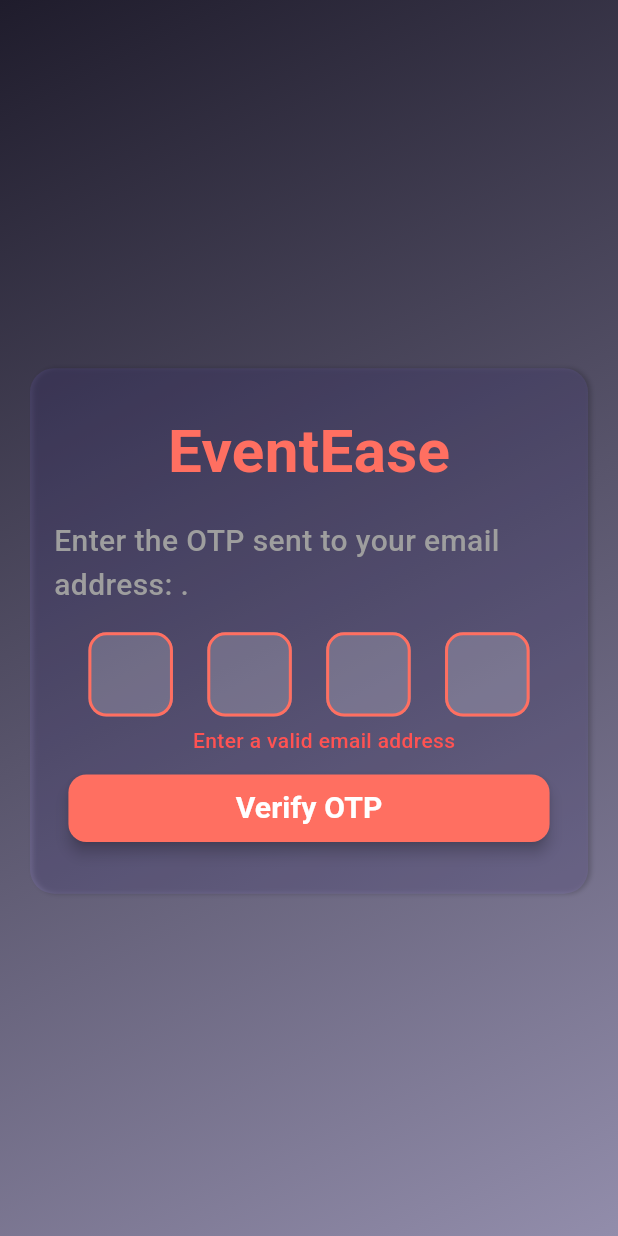
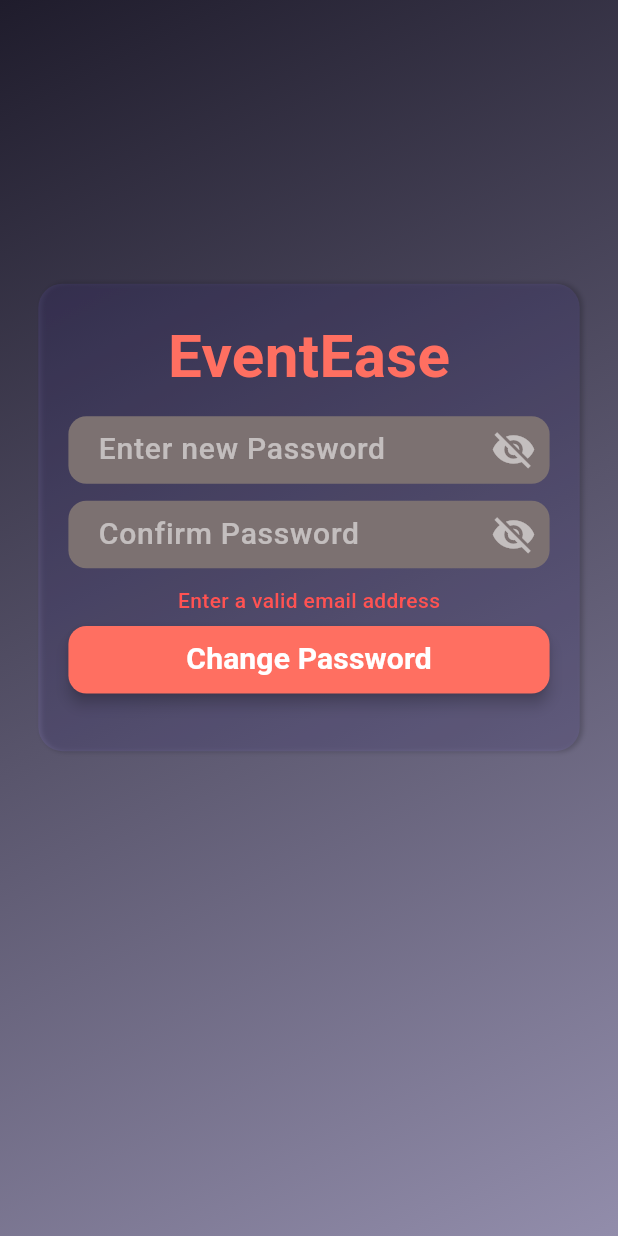
Before and after one commit to iimirzaa/event_management_system, a Flutter app: the SendOtp screen opened directly with empty values, after a tap on "Verify OTP", on a phone screen of 412 x 824 dp. Run offline on Flutter 3.47's test engine with Material 3 defaults, Android fonts, the phone set to English and light mode, and no system bars; our stand-ins replace bloc, cached_network_image, carousel_slider, dio, flutter_bloc, flutter_screenutil and 5 more; accounts and stored records are empty; network calls fail; statements that could not run were skipped.

Commit message:
Initial Commit

```diff
--- a/lib/Features/Auth/Auth_Bloc/auth_event.dart
+++ b/lib/Features/Auth/Auth_Bloc/auth_event.dart
@@ -72,3 +72,13 @@ class SendOtpClicked extends AuthEvent{
 
 }
 class ForgetPasswordGestureClicked extends AuthEvent{}
+class ChangePasswordClickedEvent extends AuthEvent{
+  final bool key;
+  final String password;
+  final String cofirmpassword;
+  ChangePasswordClickedEvent({
+    required this.key,
+    required this.password,
+    required this.cofirmpassword,
+});
+}
--- a/lib/Features/Auth/Login/login_view.dart
+++ b/lib/Features/Auth/Login/login_view.dart
@@ -67,7 +67,7 @@ class _LoginViewState extends State<LoginView> {
           );
         }
         if(state is ForgetPasswordState){
-          Navigator.push(context, MaterialPageRoute(builder: (_)=>EmailView()));
+          Navigator.push(context, MaterialPageRoute(builder: (_)=>EmailView(previous:'login')));
         }
       },
       builder: (context, state) {
--- a/lib/Features/Auth/Otp/send_otp.dart
+++ b/lib/Features/Auth/Otp/send_otp.dart
@@ -1,4 +1,5 @@
 import 'package:event_management_system/CustomWidget/Customdialogue.dart';
+import 'package:event_management_system/Features/Auth/forget_password/change_password.dart';
 import 'package:event_management_system/Scaffold_Theme/scaffold_gradient.dart';
 import 'package:flutter/material.dart';
 import 'package:event_management_system/CustomWidget/CustomButton.dart';
@@ -11,7 +12,8 @@ import '../Auth_Bloc/auth_bloc.dart';
 
 class SendOtp extends StatefulWidget {
   final String email;
-  const SendOtp({super.key, required this.email});
+  final String previous;
+  const SendOtp({super.key, required this.email,required this.previous});
 
   @override
   State<SendOtp> createState() => _SendOtpState();
@@ -53,7 +55,7 @@ class _SendOtpState extends State<SendOtp> {
   Widget build(BuildContext context) {
     return BlocConsumer<AuthBloc, AuthState>(
       listener: (context, state) async {
-        if (state is VerificationSuccessful) {
+        if (state is VerificationSuccessful && widget.previous=='signup') {
           await showDialog(
             context: context,
             builder: (_) => Customdialogue(
@@ -67,6 +69,9 @@ class _SendOtpState extends State<SendOtp> {
             context,
             MaterialPageRoute(builder: (_) => LoginView()),
           );
+        }else{
+          Navigator.pushReplacement(context,MaterialPageRoute(builder: (_)=> ChangePasswordView(previous: widget.previous,)));
+
         }
         if(state is BackendErrorState){
           showDialog(context: context, builder: (_)=>Customdialogue(icon: state.icon, text: state.errorMsg??''));
--- a/lib/Features/Auth/forget_password/change_password.dart
+++ b/lib/Features/Auth/forget_password/change_password.dart
@@ -1,3 +1,5 @@
+import 'package:event_management_system/CustomWidget/Customdialogue.dart';
+import 'package:event_management_system/Features/Auth/Login/login_view.dart';
 import 'package:event_management_system/Scaffold_Theme/scaffold_gradient.dart';
 import 'package:event_management_system/features/Auth/Otp/send_otp.dart';
 import 'package:flutter/material.dart';
@@ -10,21 +12,44 @@ import 'package:loading_animation_widget/loading_animation_widget.dart';
 import '../Auth_Bloc/auth_bloc.dart';
 
 class ChangePasswordView extends StatefulWidget {
-  const ChangePasswordView({super.key});
+  final String previous;
+  const ChangePasswordView({super.key,required this.previous});
 
   @override
   State<ChangePasswordView> createState() => _ChangePasswordView();
 }
 
 class _ChangePasswordView extends State<ChangePasswordView> {
-  final _form_key = GlobalKey<FormState>();
-  final TextEditingController _emailcontroller = TextEditingController();
+  final _formkey = GlobalKey<FormState>();
+  bool visibility = true;
+  final TextEditingController _passwordController = TextEditingController();
+  final TextEditingController _confirmPassword = TextEditingController();
   @override
   Widget build(BuildContext context) {
     return BlocConsumer<AuthBloc, AuthState>(
-      listener: (context, state) {
-        if (state is SendOtpSuccessfulState) {
-          Navigator.push(context, MaterialPageRoute(builder: (_) => SendOtp(email: _emailcontroller.text.trim(),)));
+      listener: (context, state) async{
+        if (state is ForgetPasswordState && widget.previous=='signup') {
+          await showDialog(
+          context: context,
+          builder: (_) => Customdialogue(
+            icon: Icons.check_circle,
+            text: "Sign up Successful!",
+            color: Colors.green,
+          ),
+          );
+
+          Navigator.pushReplacement(
+            context,
+            MaterialPageRoute(builder: (_) => LoginView()),
+          );
+        }else{
+          Navigator.pushReplacement(context,MaterialPageRoute(builder: (_)=> ChangePasswordView(previous: widget.previous,)));
+
+        }
+        if (state is EyeIconSignUpState) {
+          setState(() {
+            visibility = state.visibilty;
+          });
         }
       },
       builder: (context, state) {
@@ -54,7 +79,7 @@ class _ChangePasswordView extends State<ChangePasswordView> {
                           child: Padding(
                             padding: EdgeInsets.all(20.0.r),
                             child: Form(
-                              key: _form_key,
+                              key: _formkey,
                               child: Column(
                                 crossAxisAlignment: CrossAxisAlignment.center,
                                 children: [
@@ -65,9 +90,35 @@ class _ChangePasswordView extends State<ChangePasswordView> {
                                     size: 40.sp,
                                   ),
                                   SizedBox(height: 10.h),
-                                  CustomInput(hint: "Enter new Password",icon: Icons.visibility_off_outlined,),
+                                  CustomInput(
+                                    hint: "Enter new Password",
+                                    controller: _passwordController,
+                                    icon: visibility
+                                        ? Icons.visibility_off
+                                        : Icons.visibility,
+                                    obsecure: visibility,
+                                    onTap: () => context.read<AuthBloc>().add(
+                                      EyeIconSignUpClicked(
+                                        visibilty: visibility,
+                                      ),
+                                    ),
+                                  ),
                                   SizedBox(height: 10.h),
-                                  CustomInput(hint: "Confirm Password",icon: Icons.visibility_off_outlined),
+                                  CustomInput(
+                                    hint: "Confirm Password",
+                                    controller: _confirmPassword,
+                                    icon: visibility
+                                        ? Icons.visibility_off
+                                        : Icons.visibility,
+                                    obsecure: visibility,
+                                    onTap: () {
+                                      context.read<AuthBloc>().add(
+                                        EyeIconSignUpClicked(
+                                          visibilty: visibility,
+                                        ),
+                                      );
+                                    },
+                                  ),
                                   SizedBox(height: 10.h),
                                   if (state is ErrorState) ...[
                                     CustomText(
@@ -76,9 +127,7 @@ class _ChangePasswordView extends State<ChangePasswordView> {
                                       weight: FontWeight.w400,
                                     ),
                                   ],
-                                  SizedBox(
-                                    height: 5.h,
-                                  ),
+                                  SizedBox(height: 5.h),
 
                                   CustomButton(
                                     text: "Change Password",
@@ -87,10 +136,11 @@ class _ChangePasswordView extends State<ChangePasswordView> {
                                     color: Color(0xFFFF6F61),
                                     press: () {
                                       context.read<AuthBloc>().add(
-                                        SendOtpClicked(
-                                          key: _form_key.currentState!
+                                        ChangePasswordClickedEvent(
+                                          key: _formkey.currentState!
                                               .validate(),
-                                          email: _emailcontroller.text,
+                                          password: _passwordController.text,
+                                          cofirmpassword: _confirmPassword.text
                                         ),
                                       );
                                     },
@@ -121,7 +171,6 @@ class _ChangePasswordView extends State<ChangePasswordView> {
                 ),
               ),
           ],
-
         );
       },
     );
--- a/lib/Features/Auth/forget_password/email_view.dart
+++ b/lib/Features/Auth/forget_password/email_view.dart
@@ -14,7 +14,8 @@ import 'package:loading_animation_widget/loading_animation_widget.dart';
 import '../Auth_Bloc/auth_bloc.dart';
 
 class EmailView extends StatefulWidget {
-  const EmailView({super.key});
+  final String previous;
+  const EmailView({super.key,required this.previous});
 
   @override
   State<EmailView> createState() => _EmailViewState();
@@ -28,7 +29,7 @@ class _EmailViewState extends State<EmailView> {
     return BlocConsumer<AuthBloc, AuthState>(
       listener: (context, state) {
         if (state is SendOtpSuccessfulState) {
-          Navigator.push(context, MaterialPageRoute(builder: (_) => SendOtp(email: _emailcontroller.text.trim(),)));
+          Navigator.push(context, MaterialPageRoute(builder: (_) => SendOtp(email: _emailcontroller.text.trim(),previous:'forgetpassword')));
         }
       },
       builder: (context, state) {
--- a/lib/Features/Auth/signup/signup_view.dart
+++ b/lib/Features/Auth/signup/signup_view.dart
@@ -61,7 +61,7 @@ class _SignupViewState extends State<SignupView> {
 
           Navigator.pushReplacement(
             context,
-            MaterialPageRoute(builder: (_) => SendOtp(email: state.email??'',)),
+            MaterialPageRoute(builder: (_) => SendOtp(email: state.email??'',previous:'signup')),
           );
         }
       },
```
Also changed, not shown: lib/Features/Profile/edit_profile_view.dart (+9 -2 lines).
